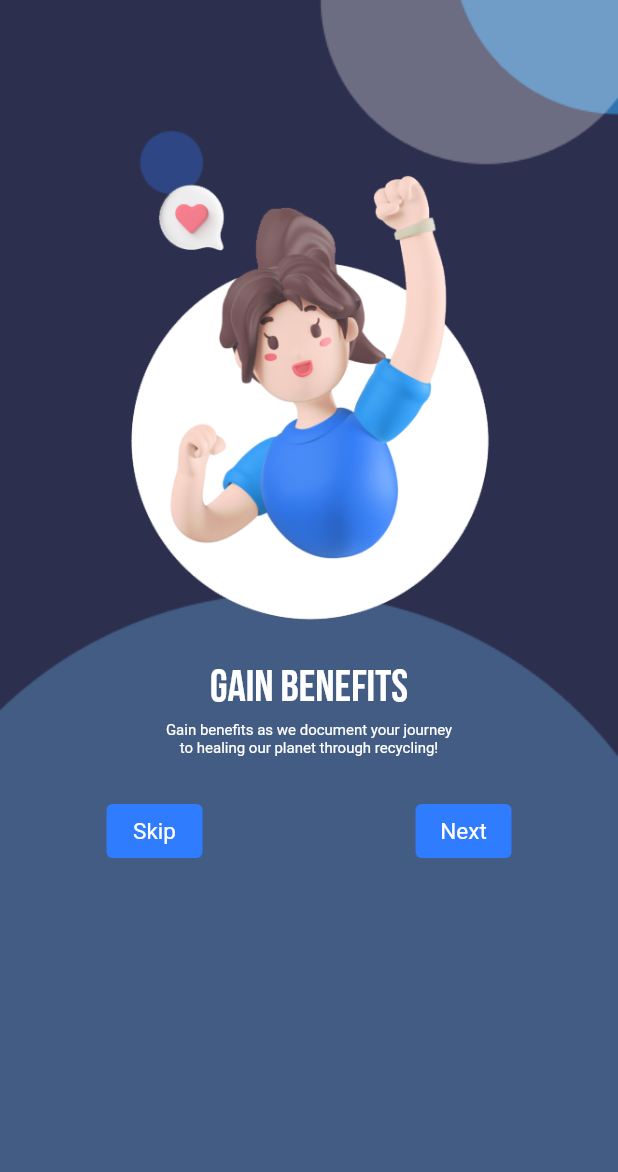
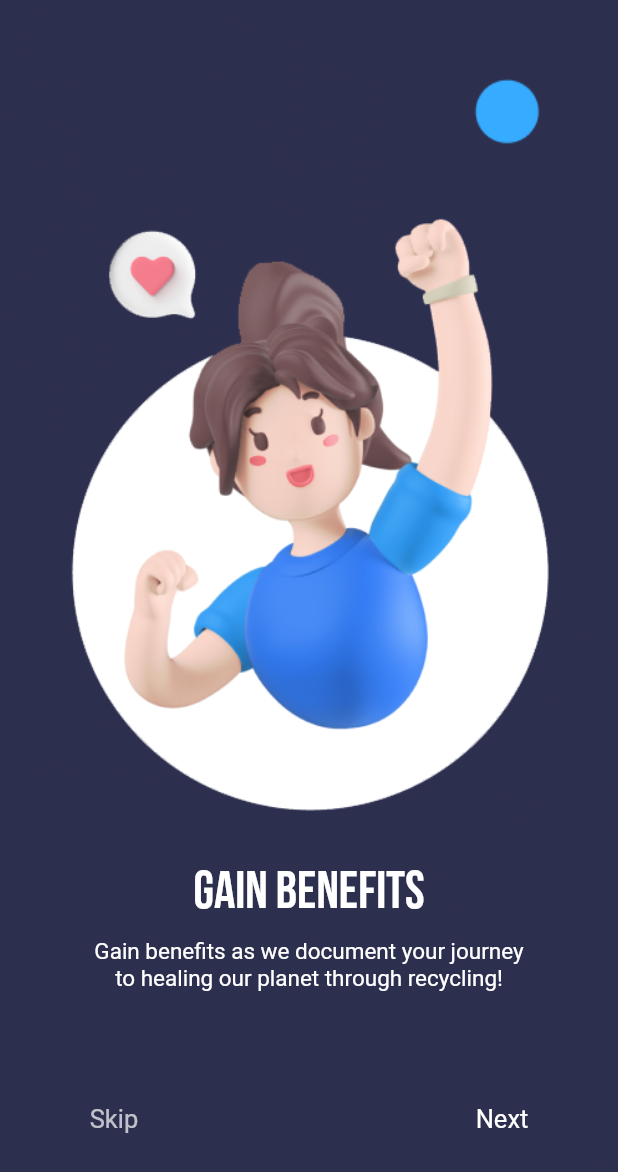
Before and after one commit to bocyej/innotrash, a Flutter app: the screen it shows after launch, after a tap on "Next", on a phone screen of 412 x 824 dp. Shown: the top 1172 px of the screen. Run offline on Flutter 3.47's test engine with Material 2 defaults, Android fonts, the phone set to English and light mode, and no system bars; our stand-ins replace google_fonts, persistent_bottom_nav_bar.

Commit message:
modified sizes, padding, alignment

```diff
--- a/lib/pages/introone.dart
+++ b/lib/pages/introone.dart
@@ -19,29 +19,29 @@ class IntroOne extends StatelessWidget {
           ),
         ),
         child: Column(
-          mainAxisAlignment: MainAxisAlignment.start,
+          mainAxisAlignment: MainAxisAlignment.center,
           children: [
-            const Padding(padding: EdgeInsets.only(top: 160)),
+            const Padding(padding: EdgeInsets.only(top: 75)),
             const Image(
               image: AssetImage("assets/photos/intro_1.png"),
-              height: 225,
+              height: 300,
             ),
-            const Padding(padding: EdgeInsets.only(bottom: 25)),
+            const Padding(padding: EdgeInsets.only(bottom: 30)),
             const Text(
               'PARTICIPATE',
               style: TextStyle(
                 color: Colors.white,
-                fontSize: 30,
+                fontSize: 35,
                 fontWeight: FontWeight.normal,
                 fontFamily: 'Sans Serif',
               ),
             ),
-            const Padding(padding: EdgeInsets.only(bottom: 5)),
+            const Padding(padding: EdgeInsets.only(bottom: 10)),
             const Text(
               'Help the environment by recycling your trash',
               style: TextStyle(
                 color: Colors.white,
-                fontSize: 10,
+                fontSize: 15,
                 fontWeight: FontWeight.normal,
               ),
             ),
@@ -49,51 +49,45 @@ class IntroOne extends StatelessWidget {
               'in an iNNOTrash near you!',
               style: TextStyle(
                 color: Colors.white,
-                fontSize: 10,
+                fontSize: 15,
                 fontWeight: FontWeight.normal,
               ),
             ),
-            const Padding(padding: EdgeInsets.only(bottom: 25)),
+            const Padding(padding: EdgeInsets.only(bottom: 75)),
             Row(
-              mainAxisAlignment: MainAxisAlignment.spaceAround,
+              mainAxisAlignment: MainAxisAlignment.center,
               children: [
-                ElevatedButton(
-                  onPressed: () {
+                InkWell(
+                  onTap: () {
                     Navigator.push(
                       context,
-                      MaterialPageRoute(builder: (context) => const IntroThree()),
+                      MaterialPageRoute(
+                          builder: (context) => const IntroThree()),
                     );
                   },
-                  style: ElevatedButton.styleFrom(
-                    primary: const Color(0xFF2F7CFF),
-                    elevation: 0.0,
-                  ),
                   child: const Text(
                     'Skip',
                     style: TextStyle(
-                      color: Colors.white,
-                      fontSize: 15,
+                      color: Colors.white70,
+                      fontSize: 17,
                       fontWeight: FontWeight.normal,
                     ),
                   ),
                 ),
+                const Padding(padding: EdgeInsets.only(right: 225)),
                 // insert pagemarker
-                ElevatedButton(
-                  onPressed: () {
+                InkWell(
+                  onTap: () {
                     Navigator.push(
                       context,
                       MaterialPageRoute(builder: (context) => const IntroTwo()),
                     );
                   },
-                  style: ElevatedButton.styleFrom(
-                    primary: const Color(0xFF2F7CFF),
-                    elevation: 0.0,
-                  ),
                   child: const Text(
                     'Next',
                     style: TextStyle(
                       color: Colors.white,
-                      fontSize: 15,
+                      fontSize: 17,
                       fontWeight: FontWeight.normal,
                     ),
                   ),
--- a/lib/pages/introtwo.dart
+++ b/lib/pages/introtwo.dart
@@ -13,34 +13,34 @@ class IntroTwo extends StatelessWidget {
       body: Container(
         decoration: const BoxDecoration(
           image: DecorationImage(
-            image: AssetImage("assets/photos/bg_1.png"),
+            image: AssetImage("assets/photos/bg_4.png"),
             fit: BoxFit.cover,
           ),
         ),
         child: Column(
-          mainAxisAlignment: MainAxisAlignment.start,
+          mainAxisAlignment: MainAxisAlignment.center,
           children: [
-            const Padding(padding: EdgeInsets.only(top: 115)),
+            const Padding(padding: EdgeInsets.only(top: 75)),
             const Image(
               image: AssetImage("assets/photos/intro_2.png"),
-              height: 300,
+              height: 400,
             ),
-            const Padding(padding: EdgeInsets.only(bottom: 25)),
+            const Padding(padding: EdgeInsets.only(bottom: 30)),
             const Text(
               'GAIN BENEFITS',
               style: TextStyle(
                 color: Colors.white,
-                fontSize: 30,
+                fontSize: 35,
                 fontWeight: FontWeight.normal,
                 fontFamily: 'Sans Serif',
               ),
             ),
-            const Padding(padding: EdgeInsets.only(bottom: 5)),
+            const Padding(padding: EdgeInsets.only(bottom: 10)),
             const Text(
               'Gain benefits as we document your journey',
               style: TextStyle(
                 color: Colors.white,
-                fontSize: 10,
+                fontSize: 15,
                 fontWeight: FontWeight.normal,
               ),
             ),
@@ -48,53 +48,46 @@ class IntroTwo extends StatelessWidget {
               'to healing our planet through recycling!',
               style: TextStyle(
                 color: Colors.white,
-                fontSize: 10,
+                fontSize: 15,
                 fontWeight: FontWeight.normal,
               ),
             ),
-            const Padding(padding: EdgeInsets.only(bottom: 25)),
+            const Padding(padding: EdgeInsets.only(bottom: 75)),
             Row(
-              mainAxisAlignment: MainAxisAlignment.spaceAround,
+              mainAxisAlignment: MainAxisAlignment.center,
               children: [
-                ElevatedButton(
-                  onPressed: () {
+                InkWell(
+                  onTap: () {
                     Navigator.push(
                       context,
                       MaterialPageRoute(
                           builder: (context) => const IntroThree()),
                     );
                   },
-                  style: ElevatedButton.styleFrom(
-                    primary: const Color(0xFF2F7CFF),
-                    elevation: 0.0,
-                  ),
                   child: const Text(
                     'Skip',
                     style: TextStyle(
-                      color: Colors.white,
-                      fontSize: 15,
+                      color: Colors.white70,
+                      fontSize: 17,
                       fontWeight: FontWeight.normal,
                     ),
                   ),
                 ),
+                const Padding(padding: EdgeInsets.only(right: 225)),
                 // insert pagemarker
-                ElevatedButton(
-                  onPressed: () {
+                InkWell(
+                  onTap: () {
                     Navigator.push(
                       context,
                       MaterialPageRoute(
                           builder: (context) => const IntroThree()),
                     );
                   },
-                  style: ElevatedButton.styleFrom(
-                    primary: const Color(0xFF2F7CFF),
-                    elevation: 0.0,
-                  ),
                   child: const Text(
                     'Next',
                     style: TextStyle(
                       color: Colors.white,
-                      fontSize: 15,
+                      fontSize: 17,
                       fontWeight: FontWeight.normal,
                     ),
                   ),
```
Also changed, not shown: lib/layouts/profilecard.dart (+18 -18 lines), lib/layouts/rewardsfour.dart (+6 -6 lines), lib/layouts/rewardsone.dart (+13 -20 lines), lib/layouts/rewardsthree.dart (+7 -7 lines), lib/layouts/rewardstwo.dart (+7 -7 lines).
